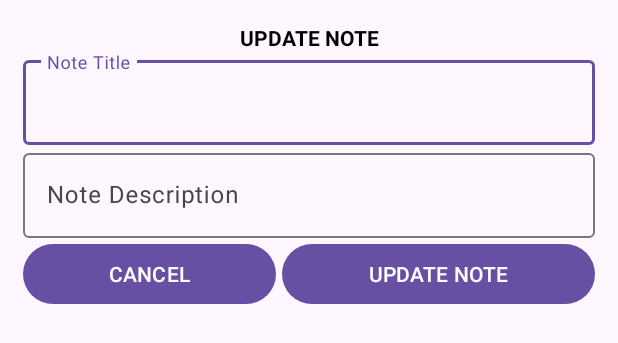
After one commit to JulianLopez2709/RoomApplication, an Android app: the layout dialog_update_note.xml on its own in the app's theme, with its tools: preview values and no code run, on a phone screen of 412 x 824 dp. The commit adds this screen. Shown: the top 343 px of the screen. Run offline under Robolectric (Android 15) with nearby library versions, the phone set to English and light mode, and no system bars.

Commit message:
added notes update with room

```diff
--- a/app/src/main/java/com/example/myapplication/Dao.kt
+++ b/app/src/main/java/com/example/myapplication/Dao.kt
@@ -6,6 +6,7 @@ import androidx.room.Dao
 import androidx.room.Insert
 import androidx.room.OnConflictStrategy
 import androidx.room.Query
+import androidx.room.Update
 
 @Dao
 interface Dao {
@@ -14,4 +15,7 @@ interface Dao {
 
     @Query("SELECT * FROM notes ORDER BY id ASC")
     fun getAllNotes():LiveData<List<Notes>>
+
+    @Update()
+    fun updateNote(notes: Notes)
 }
--- a/app/src/main/java/com/example/myapplication/Repository.kt
+++ b/app/src/main/java/com/example/myapplication/Repository.kt
@@ -9,4 +9,8 @@ class Repository(private val dao:Dao) {
     }
 
     val getAllNotes:LiveData<List<Notes>> = dao.getAllNotes()
+
+    suspend fun updateData(notes: Notes){
+        dao.updateNote(notes)
+    }
 }
--- a/app/src/main/java/com/example/myapplication/ViewModel.kt
+++ b/app/src/main/java/com/example/myapplication/ViewModel.kt
@@ -24,4 +24,10 @@ class ViewModel(application: Application):AndroidViewModel(application) {
             repository.addData(notes)
         }
     }
+
+    fun updateNote(notes: Notes){
+        viewModelScope.launch(Dispatchers.IO){
+            repository.updateData(notes)
+        }
+    }
 }
--- /dev/null
+++ b/app/src/main/res/layout/dialog_update_note.xml
@@ -0,0 +1,60 @@
+<?xml version="1.0" encoding="utf-8"?>
+<LinearLayout xmlns:android="http://schemas.android.com/apk/res/android"
+    android:layout_width="match_parent"
+    android:layout_height="match_parent"
+    android:orientation="vertical"
+    android:padding="15dp">
+
+    <TextView
+        android:id="@+id/textView"
+        android:layout_width="match_parent"
+        android:layout_height="wrap_content"
+        android:gravity="center"
+        android:text="UPDATE NOTE"
+        android:textColor="#000000"
+        android:textStyle="bold" />
+
+    <com.google.android.material.textfield.TextInputLayout
+        android:layout_width="match_parent"
+        android:layout_height="wrap_content">
+
+        <com.google.android.material.textfield.TextInputEditText
+            android:id="@+id/etNoteTitle"
+            android:layout_width="match_parent"
+            android:layout_height="wrap_content"
+            android:hint="Note Title" />
+    </com.google.android.material.textfield.TextInputLayout>
+
+    <com.google.android.material.textfield.TextInputLayout
+        android:layout_width="match_parent"
+        android:layout_height="wrap_content">
+
+        <com.google.android.material.textfield.TextInputEditText
+            android:id="@+id/etNoteDescription"
+            android:layout_width="match_parent"
+            android:layout_height="wrap_content"
+            android:hint="Note Description" />
+    </com.google.android.material.textfield.TextInputLayout>
+
+    <LinearLayout
+        android:layout_width="match_parent"
+        android:layout_height="wrap_content"
+        android:orientation="horizontal">
+
+        <Button
+            android:id="@+id/btnCancel"
+            android:layout_width="wrap_content"
+            android:layout_height="wrap_content"
+            android:layout_marginEnd="2dp"
+            android:layout_weight="1"
+            android:text="CANCEL" />
+
+        <Button
+            android:id="@+id/btnUpdateNote"
+            android:layout_width="wrap_content"
+            android:layout_height="wrap_content"
+            android:layout_marginLeft="2dp"
+            android:layout_weight="1"
+            android:text="UPDATE NOTE" />
+    </LinearLayout>
+</LinearLayout>
```
Also changed, not shown: app/src/main/java/com/example/myapplication/AdapterNotes.kt (+21 -7 lines), app/src/main/java/com/example/myapplication/MainActivity.kt (+68 -4 lines).
